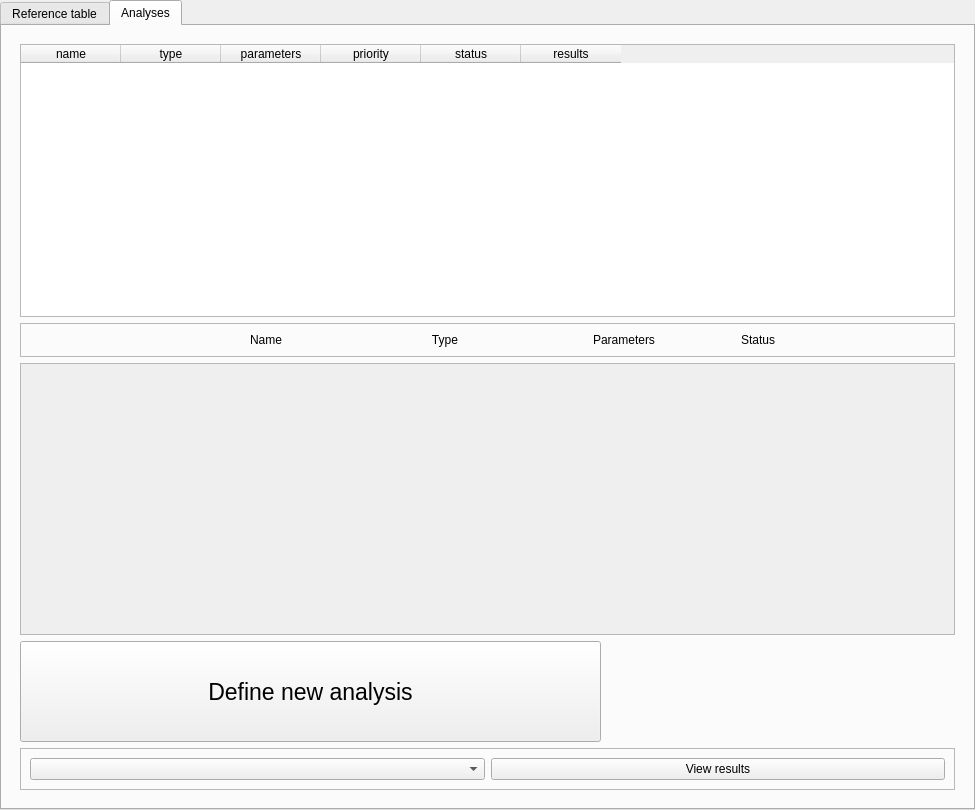
This is python_interface/uis/Project.ui in cbgp/diyabc as Qt 5 draws it before an edit. The edited form follows.
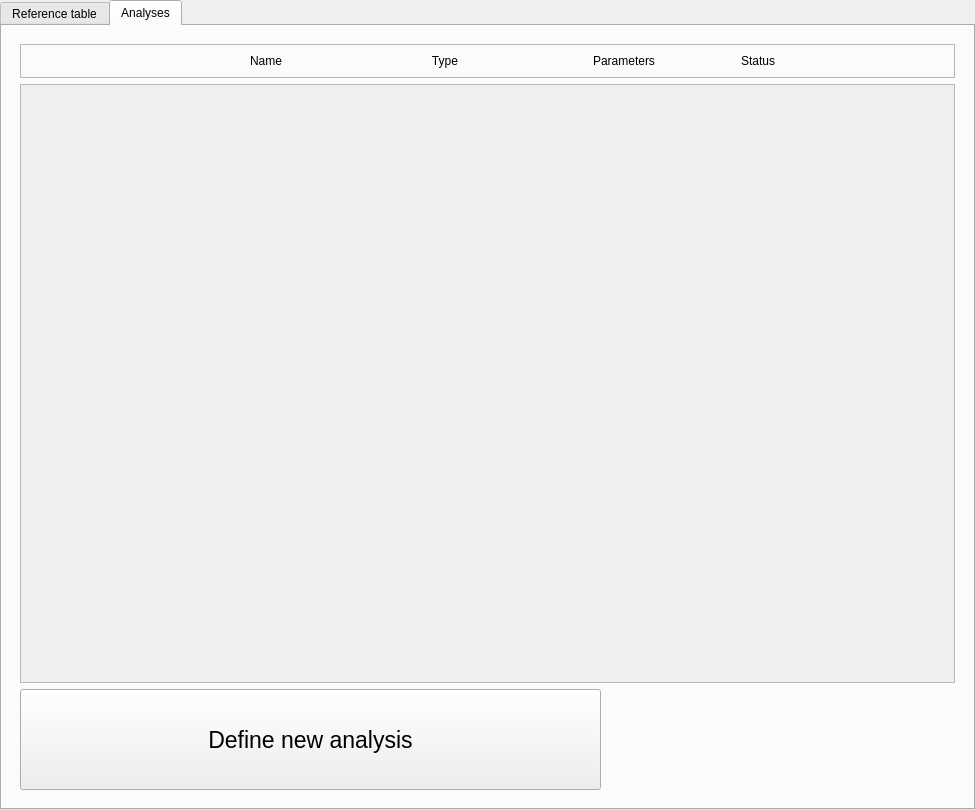
This is the edited form. The open tabs and pages were chosen to show the change.

```diff
--- a/python_interface/uis/Project.ui
+++ b/python_interface/uis/Project.ui
@@ -866,43 +866,6 @@
           <property name="leftMargin">
            <number>0</number>
           </property>
-          <item>
-           <widget class="QTableWidget" name="tableWidget">
-            <property name="sortingEnabled">
-             <bool>false</bool>
-            </property>
-            <column>
-             <property name="text">
-              <string>name</string>
-             </property>
-            </column>
-            <column>
-             <property name="text">
-              <string>type</string>
-             </property>
-            </column>
-            <column>
-             <property name="text">
-              <string>parameters</string>
-             </property>
-            </column>
-            <column>
-             <property name="text">
-              <string>priority</string>
-             </property>
-            </column>
-            <column>
-             <property name="text">
-              <string>status</string>
-             </property>
-            </column>
-            <column>
-             <property name="text">
-              <string>results</string>
-             </property>
-            </column>
-           </widget>
-          </item>
           <item>
            <widget class="QFrame" name="frame_9">
             <property name="frameShape">
@@ -1074,7 +1037,7 @@
                <x>0</x>
                <y>0</y>
                <width>929</width>
-               <height>264</height>
+               <height>593</height>
               </rect>
              </property>
              <layout class="QVBoxLayout" name="verticalLayout_9">
@@ -1118,34 +1081,6 @@
             </property>
            </widget>
           </item>
-          <item>
-           <widget class="QFrame" name="frame_10">
-            <property name="minimumSize">
-             <size>
-              <width>0</width>
-              <height>0</height>
-             </size>
-            </property>
-            <property name="frameShape">
-             <enum>QFrame::StyledPanel</enum>
-            </property>
-            <property name="frameShadow">
-             <enum>QFrame::Raised</enum>
-            </property>
-            <layout class="QHBoxLayout" name="horizontalLayout_7">
-             <item>
-              <widget class="QComboBox" name="analysisListCombo"/>
-             </item>
-             <item>
-              <widget class="QPushButton" name="analysisResultsButton">
-               <property name="text">
-                <string>View results</string>
-               </property>
-              </widget>
-             </item>
-            </layout>
-           </widget>
-          </item>
          </layout>
         </item>
        </layout>
```
